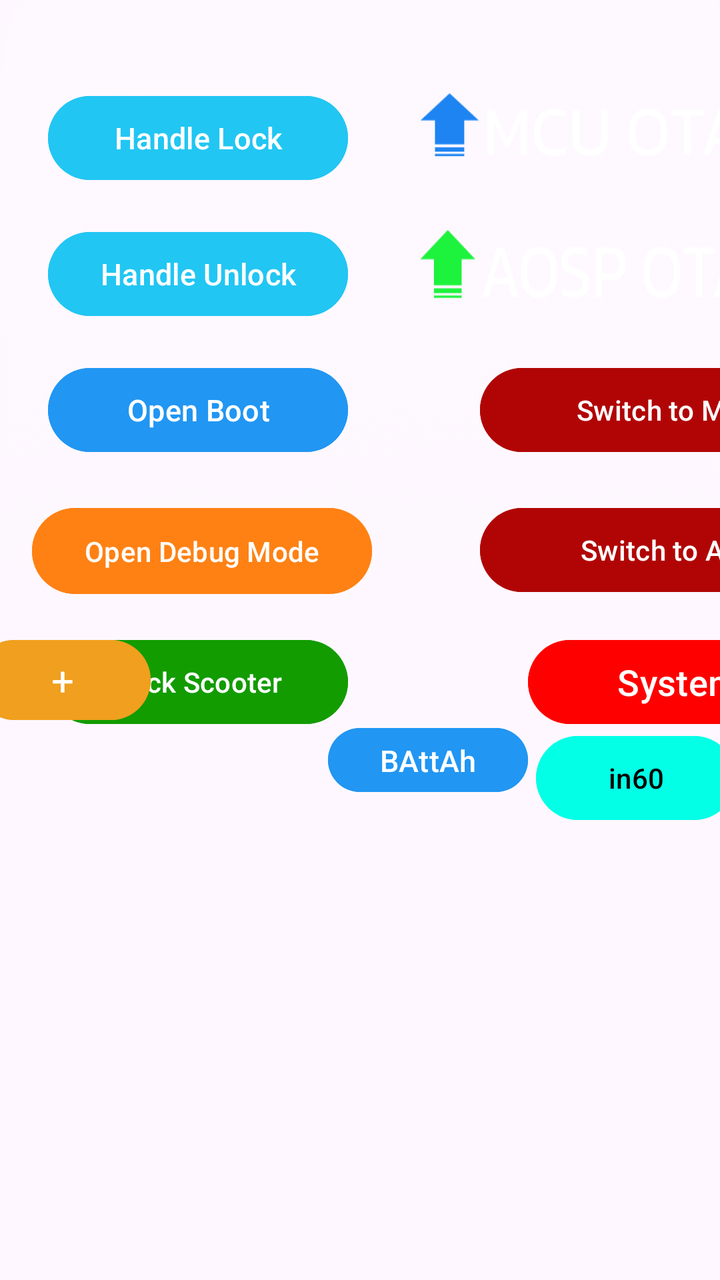
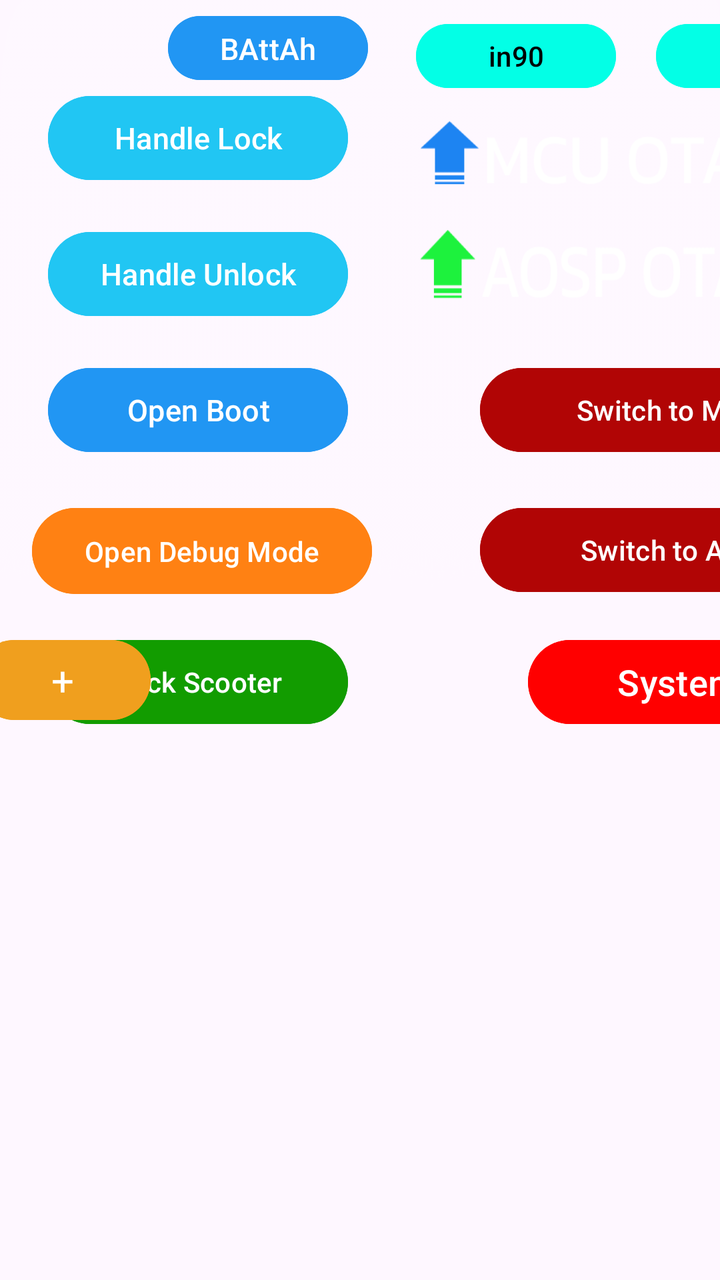

Two renders of the same Android screen: before a commit and after it. Below are the layout's source before the change and the commit's diff.
<!-- AndroidManifest.xml: application theme Theme.rideOS -->
<!-- res/layout/activity_diagnostic_fragment.xml -->
<?xml version="1.0" encoding="utf-8"?>
<androidx.constraintlayout.widget.ConstraintLayout xmlns:android="http://schemas.android.com/apk/res/android"
    xmlns:tools="http://schemas.android.com/tools"
    android:layout_width="1001dp"
    android:layout_height="418dp"
    xmlns:app="http://schemas.android.com/apk/res-auto"
    android:background="@drawable/fragmentbg">

    <Button
        android:id="@+id/bootbutton"
        android:layout_width="150dp"
        android:layout_height="50dp"
        android:layout_marginStart="24dp"
        android:layout_marginTop="180dp"
        android:backgroundTint="#2196F3"
        android:text="Open Boot"
        android:textSize="15dp"
        android:foreground="@drawable/btn_click_effect"

        app:layout_constraintStart_toStartOf="parent"
        app:layout_constraintTop_toTopOf="parent" />


    <Button
        android:id="@+id/resetAhvalues"
        android:layout_width="100dp"
        android:layout_height="40dp"
        android:layout_marginStart="164dp"
        android:layout_marginTop="360dp"
        android:backgroundTint="#2196F3"
        android:foreground="@drawable/btn_click_effect"
        android:text="BAttAh"
        android:textSize="15dp"
        app:layout_constraintStart_toStartOf="parent"
        app:layout_constraintTop_toTopOf="parent" />

    <Button
        android:id="@+id/Low"
        android:layout_width="150dp"
        android:layout_height="50dp"
        android:layout_marginStart="784dp"
        android:layout_marginTop="248dp"
        android:backgroundTint="#2116F3"
        android:foreground="@drawable/btn_click_effect"
        android:text="Low"
        android:textSize="15dp"
        app:layout_constraintStart_toStartOf="parent"
        app:layout_constraintTop_toTopOf="parent" />

    <Button
        android:id="@+id/hightorque"
        android:layout_width="150dp"
        android:layout_height="80dp"
        android:layout_marginStart="784dp"
        android:layout_marginTop="310dp"
        android:backgroundTint="#2196F3"
        android:foreground="@drawable/btn_click_effect"
        android:text="Reset parameters"
        android:textSize="15dp"
        app:layout_constraintStart_toStartOf="parent"
        app:layout_constraintTop_toTopOf="parent" />


    <Button
        android:id="@+id/Devicesettings"
        android:layout_width="150dp"
        android:layout_height="50dp"
        android:layout_marginStart="264dp"
        android:layout_marginTop="316dp"
        android:backgroundTint="#FF0000"
        android:text="System"
        android:textSize="18dp"
        app:layout_constraintStart_toStartOf="parent"
        app:layout_constraintTop_toTopOf="parent" />

    <Button
        android:id="@+id/handlelockbutton"
        android:layout_width="150dp"
        android:layout_height="50dp"
        android:layout_marginStart="24dp"
        android:layout_marginTop="44dp"
        android:backgroundTint="#21C6F3"
        android:text="Handle Lock"
        android:textSize="15dp"
        android:foreground="@drawable/btn_click_effect"

        app:layout_constraintStart_toStartOf="parent"
        app:layout_constraintTop_toTopOf="parent" />

    <Button
        android:id="@+id/handleUNlockbutton"
        android:layout_width="150dp"
        android:layout_height="50dp"
        android:layout_marginStart="24dp"
        android:layout_marginTop="112dp"
        android:backgroundTint="#21C6F3"
        android:text="Handle Unlock"
        android:textSize="15dp"
        android:foreground="@drawable/btn_click_effect"

        app:layout_constraintStart_toStartOf="parent"
        app:layout_constraintTop_toTopOf="parent" />


    <Button
        android:id="@+id/lockScreen"
        android:layout_width="150dp"
        android:layout_height="50dp"
        android:layout_marginStart="24dp"
        android:layout_marginTop="316dp"
        android:backgroundTint="#129C00"
        android:text="Lock Scooter"
        android:foreground="@drawable/btn_click_effect"

        app:layout_constraintStart_toStartOf="parent"
        app:layout_constraintTop_toTopOf="parent" />


    <Button
        android:id="@+id/ToAPU"
        android:layout_width="190dp"
        android:layout_height="50dp"
        android:layout_marginStart="240dp"
        android:layout_marginTop="250dp"
        android:backgroundTint="#B10505"
        android:text="Switch to APU"
        android:foreground="@drawable/btn_click_effect"
        app:layout_constraintStart_toStartOf="parent"
        app:layout_constraintTop_toTopOf="parent" />


    <Button
        android:id="@+id/ToMain"
        android:layout_width="190dp"
        android:layout_height="50dp"
        android:layout_marginStart="240dp"
        android:layout_marginTop="180dp"
        android:backgroundTint="#B10505"
        android:text="Switch to Main"
        android:foreground="@drawable/btn_click_effect"

        app:layout_constraintStart_toStartOf="parent"
        app:layout_constraintTop_toTopOf="parent" />


    <Button
        android:id="@+id/LEDON"
        android:layout_width="190dp"
        android:layout_height="50dp"
        android:layout_marginStart="512dp"
        android:layout_marginTop="180dp"
        android:backgroundTint="#03FFE6"
        android:foreground="@drawable/btn_click_effect"
        android:text="LED ON"
        android:textColor="@color/black"
        app:layout_constraintStart_toStartOf="parent"
        app:layout_constraintTop_toTopOf="parent" />

    <Button
        android:id="@+id/LEDOFF"
        android:layout_width="190dp"
        android:layout_height="50dp"
        android:layout_marginStart="512dp"
        android:layout_marginTop="244dp"
        android:backgroundTint="#03FFE6"
        android:foreground="@drawable/btn_click_effect"
        android:text="LED OFF"
        android:textColor="@color/black"

        app:layout_constraintStart_toStartOf="parent"
        app:layout_constraintTop_toTopOf="parent" />


    <Button
        android:id="@+id/in60"
        android:layout_width="100dp"
        android:layout_height="50dp"
        android:layout_marginStart="268dp"
        android:layout_marginTop="364dp"
        android:backgroundTint="#03FFE6"
        android:foreground="@drawable/btn_click_effect"
        android:text="in60"
        android:textColor="@color/black"
        app:layout_constraintStart_toStartOf="parent"
        app:layout_constraintTop_toTopOf="parent" />

    <Button
        android:id="@+id/out0"
        android:layout_width="100dp"
        android:layout_height="50dp"
        android:layout_marginStart="384dp"
        android:layout_marginTop="364dp"
        android:backgroundTint="#03FFE6"
        android:foreground="@drawable/btn_click_effect"
        android:text="out0"
        android:textColor="@color/black"
        app:layout_constraintStart_toStartOf="parent"
        app:layout_constraintTop_toTopOf="parent" />

    <Button
        android:id="@+id/wifiBtn"
        android:layout_width="150dp"
        android:layout_height="50dp"
        android:layout_marginStart="532dp"
        android:layout_marginTop="112dp"
        android:backgroundTint="#7C05BC"
        android:foreground="@drawable/btn_click_effect"
        android:text="Turn WiFi ON"
        app:layout_constraintStart_toStartOf="parent"
        app:layout_constraintTop_toTopOf="parent" />

    <Button
        android:id="@+id/wifiOffBtn"
        android:layout_width="150dp"
        android:layout_height="50dp"
        android:layout_marginStart="532dp"
        android:layout_marginTop="44dp"
        android:backgroundTint="#7C05BC"
        android:foreground="@drawable/btn_click_effect"
        android:text="Turn WiFi OFF"

        app:layout_constraintStart_toStartOf="parent"
        app:layout_constraintTop_toTopOf="parent" />

    <Button
        android:id="@+id/debug"
        android:layout_width="170dp"
        android:layout_height="51dp"
        android:layout_marginStart="16dp"
        android:layout_marginTop="250dp"
        android:backgroundTint="#FF8113"
        android:foreground="@drawable/btn_click_effect"
        android:text="Open Debug Mode"
        app:layout_constraintStart_toStartOf="parent"
        app:layout_constraintTop_toTopOf="parent" />


    <Button
        android:id="@+id/btnmetadata"
        android:layout_width="170dp"
        android:layout_height="51dp"
        android:layout_marginStart="772dp"
        android:layout_marginTop="180dp"
        android:backgroundTint="#FF8113"
        android:foreground="@drawable/btn_click_effect"
        android:text="Edit EV data"
        app:layout_constraintStart_toStartOf="parent"
        app:layout_constraintTop_toTopOf="parent" />

    <ImageButton
        android:id="@+id/mcuotaupdatebtn"
        android:layout_width="276dp"
        android:layout_height="42dp"
        android:layout_marginStart="208dp"
        android:layout_marginTop="44dp"
        android:adjustViewBounds="true"
        android:background="@android:color/transparent"
        android:padding="0dp"
        android:scaleType="fitXY"
        android:src="@drawable/mcuupdatebtn"
        android:foreground="@drawable/btn_click_effect"
        app:layout_constraintStart_toStartOf="parent"
        app:layout_constraintTop_toTopOf="parent" />

    <ImageButton
        android:id="@+id/aospotaupdate"
        android:layout_width="276dp"
        android:layout_height="42dp"
        android:layout_marginStart="208dp"
        android:layout_marginTop="115dp"
        android:adjustViewBounds="true"
        android:background="@android:color/transparent"
        android:padding="0dp"
        android:scaleType="fitXY"
        android:src="@drawable/aospupdatebtn"
        android:foreground="@drawable/btn_click_effect"
        app:layout_constraintStart_toStartOf="parent"
        app:layout_constraintTop_toTopOf="parent" />

    <ImageButton
        android:id="@+id/rebootbtn"
        android:layout_width="256dp"
        android:layout_height="48dp"
        android:layout_marginStart="712dp"
        android:layout_marginTop="44dp"
        android:adjustViewBounds="true"
        android:background="@android:color/transparent"
        android:foreground="@drawable/btn_click_effect"
        android:padding="0dp"
        android:scaleType="fitXY"
        android:src="@drawable/rebootbtn"
        app:layout_constraintStart_toStartOf="parent"
        app:layout_constraintTop_toTopOf="parent" />

    <ImageButton
        android:id="@+id/shutdownbtn"
        android:layout_width="276dp"
        android:layout_height="48dp"
        android:layout_marginStart="712dp"
        android:layout_marginTop="112dp"
        android:adjustViewBounds="true"
        android:background="@android:color/transparent"
        android:foreground="@drawable/btn_click_effect"
        android:padding="0dp"
        android:scaleType="fitXY"
        android:src="@drawable/shutdownbtn"

        app:layout_constraintStart_toStartOf="parent"
        app:layout_constraintTop_toTopOf="parent" />

    <LinearLayout
        android:layout_width="300dp"
        android:layout_height="80dp"
        android:layout_marginTop="300dp"
        android:layout_marginEnd="240dp"
        android:gravity="center"
        android:orientation="horizontal"
        android:padding="16dp"
        app:layout_constraintEnd_toEndOf="parent"
        app:layout_constraintTop_toTopOf="parent">

        <Button
            android:id="@+id/btnDecrease"
            android:layout_width="wrap_content"
            android:layout_height="wrap_content"
            android:backgroundTint="#F09F1E"
            android:fontFamily="@font/opti"
            android:text="-"
            android:textSize="20dp" />

        <TextView
            android:id="@+id/tireDimensionDisplay"
            android:layout_width="wrap_content"
            android:layout_height="wrap_content"
            android:fontFamily="@font/kanit"
            android:padding="14dp"
            android:text="-"
            android:textColor="@color/white"
            android:textSize="22sp" />

        <Button
            android:id="@+id/btnIncrease"
            android:layout_width="wrap_content"
            android:layout_height="wrap_content"
            android:backgroundTint="#F09F1E"
            android:fontFamily="@font/opti"
            android:text="+"
            android:textSize="20dp" />
    </LinearLayout>

    <TextView
        android:id="@+id/rideOS_version"
        android:layout_width="400dp"
        android:layout_height="50dp"
        android:layout_marginBottom="1dp"
        android:fontFamily="@font/kanit"
        android:text=""
        android:textAlignment="textEnd"
        android:textColor="@color/white"
        android:textSize="18dp"
        app:layout_constraintBottom_toBottomOf="parent"
        app:layout_constraintEnd_toEndOf="parent" />


</androidx.constraintlayout.widget.ConstraintLayout>
<!-- resources referenced by this layout -->
<resources>
  <color name="black">#FF000000</color>
  <color name="white">#FFFFFFFF</color>
  <!-- drawable aospupdatebtn: png bitmap (drawable, 7786 bytes) -->
  <!-- drawable btn_click_effect (drawable) -->
  <?xml version="1.0" encoding="utf-8"?>
  <ripple xmlns:android="http://schemas.android.com/apk/res/android"
      android:color="#FFDEDEDE"> 
  
      
      <item android:id="@android:id/mask">
          <shape android:shape="rectangle">
              <solid android:color="#FFDEDEDE" />
              <corners android:radius="25dp" /> 
          </shape>
      </item>
  </ripple>
  <!-- drawable fragmentbg: png bitmap (drawable, 51812 bytes) -->
  <!-- drawable mcuupdatebtn: png bitmap (drawable, 6841 bytes) -->
  <!-- drawable rebootbtn: png bitmap (drawable, 4763 bytes) -->
  <!-- drawable shutdownbtn: png bitmap (drawable, 4921 bytes) -->
  <style name="Theme.rideOS" parent="Base.Theme.rideOS" />
  <style name="Base.Theme.rideOS" parent="Theme.Material3.DayNight.NoActionBar">
          
          
      </style>
</resources>

<!-- the commit's change to res/layout/activity_diagnostic_fragment.xml (unified diff, before → after) -->
@@ -25,8 +25,8 @@
         android:id="@+id/resetAhvalues"
         android:layout_width="100dp"
         android:layout_height="40dp"
-        android:layout_marginStart="164dp"
-        android:layout_marginTop="360dp"
+        android:layout_marginStart="84dp"
+        android:layout_marginTop="4dp"
         android:backgroundTint="#2196F3"
         android:foreground="@drawable/btn_click_effect"
         android:text="BAttAh"
@@ -174,12 +174,25 @@
     <Button
         android:id="@+id/in60"
         android:layout_width="100dp"
-        android:layout_height="50dp"
-        android:layout_marginStart="268dp"
-        android:layout_marginTop="364dp"
+        android:layout_height="40dp"
+        android:layout_marginStart="328dp"
+        android:layout_marginTop="8dp"
         android:backgroundTint="#03FFE6"
         android:foreground="@drawable/btn_click_effect"
         android:text="in60"
+        android:textColor="@color/black"
+        app:layout_constraintStart_toStartOf="parent"
+        app:layout_constraintTop_toTopOf="parent" />
+
+    <Button
+        android:id="@+id/in90"
+        android:layout_width="100dp"
+        android:layout_height="40dp"
+        android:layout_marginStart="208dp"
+        android:layout_marginTop="8dp"
+        android:backgroundTint="#03FFE6"
+        android:foreground="@drawable/btn_click_effect"
+        android:text="in90"
         android:textColor="@color/black"
         app:layout_constraintStart_toStartOf="parent"
         app:layout_constraintTop_toTopOf="parent" />
@@ -187,9 +200,9 @@
     <Button
         android:id="@+id/out0"
         android:layout_width="100dp"
-        android:layout_height="50dp"
-        android:layout_marginStart="384dp"
-        android:layout_marginTop="364dp"
+        android:layout_height="40dp"
+        android:layout_marginStart="448dp"
+        android:layout_marginTop="8dp"
         android:backgroundTint="#03FFE6"
         android:foreground="@drawable/btn_click_effect"
         android:text="out0"
@@ -252,7 +265,7 @@
         android:layout_width="276dp"
         android:layout_height="42dp"
         android:layout_marginStart="208dp"
-        android:layout_marginTop="44dp"
+        android:layout_marginTop="58dp"
         android:adjustViewBounds="true"
         android:background="@android:color/transparent"
         android:padding="0dp"
